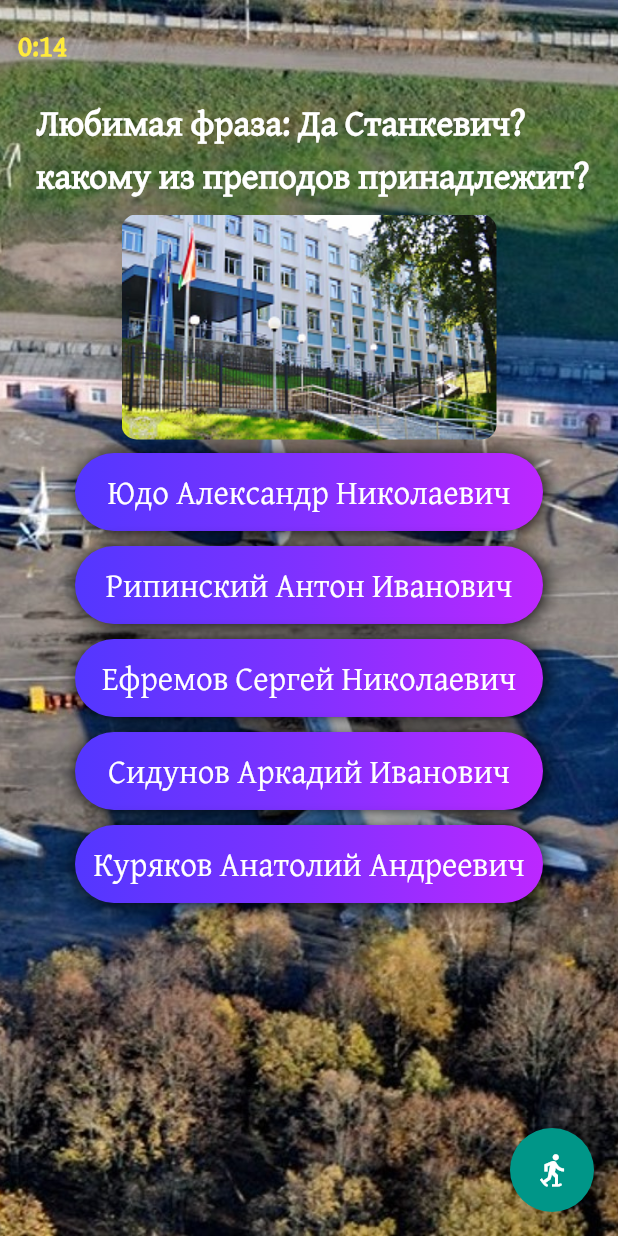
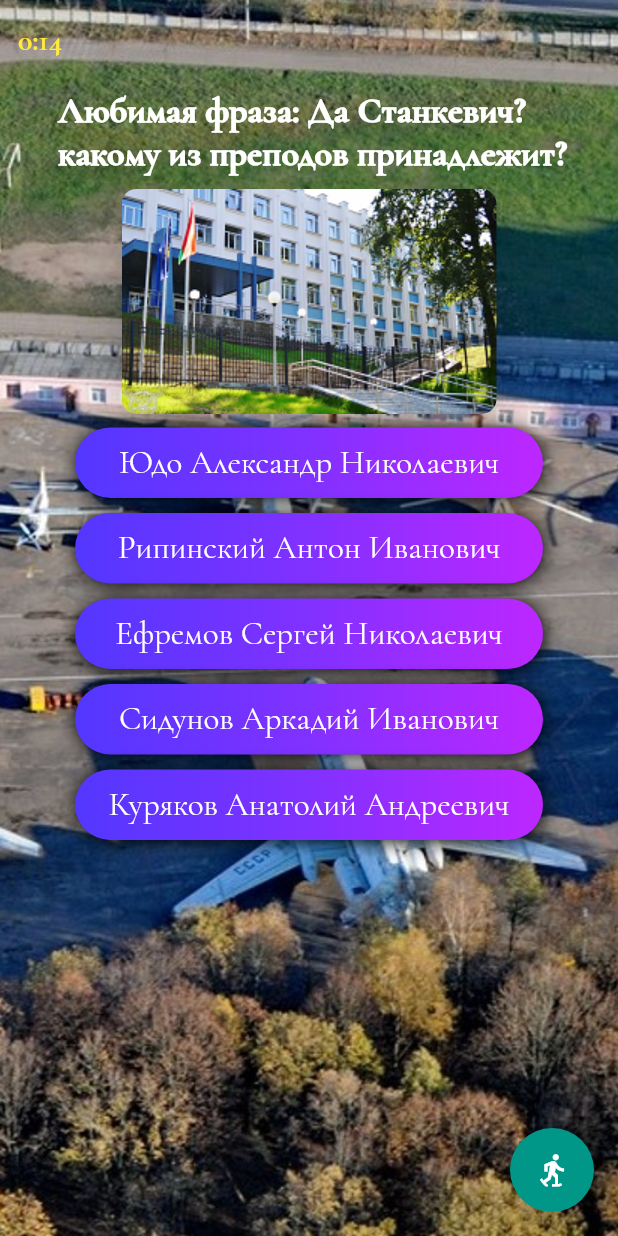
Before and after one commit to vitalyvitmens/matyga_quiz, a Flutter app: the screen it shows after launch, on a phone screen of 412 x 824 dp. Run offline on Flutter 3.47's test engine with Material 2 defaults, Android fonts, the phone set to English and light mode, and no system bars.

Commit message:
еще добавил шрифтов отвязав приложение от google lib

```diff
--- a/lib/resources/theme.dart
+++ b/lib/resources/theme.dart
@@ -9,5 +9,5 @@ final usualTheme = ThemeData(
       headline5: TextStyle(fontWeight: FontWeight.bold),
     ),
     // указываем наш шрифт для всего приложения
-    fontFamily: "GentiumPlus",
+    fontFamily: "CormorantGaramond",
     colorScheme: ColorScheme.fromSwatch().copyWith(secondary: Colors.teal));
```
Also changed, not shown: pubspec.yaml (+8 -3 lines), assets/fonts/cormorant_garamond/bold.ttf (added), assets/fonts/cormorant_garamond/medium.ttf (added), assets/fonts/cormorant_garamond/regular.ttf (added), assets/fonts/dosis/regular.ttf (added).
